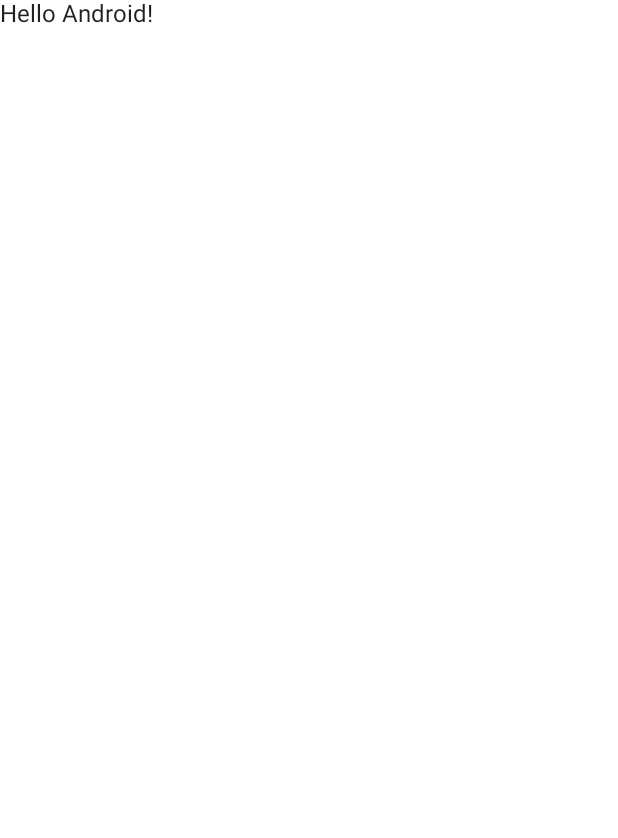
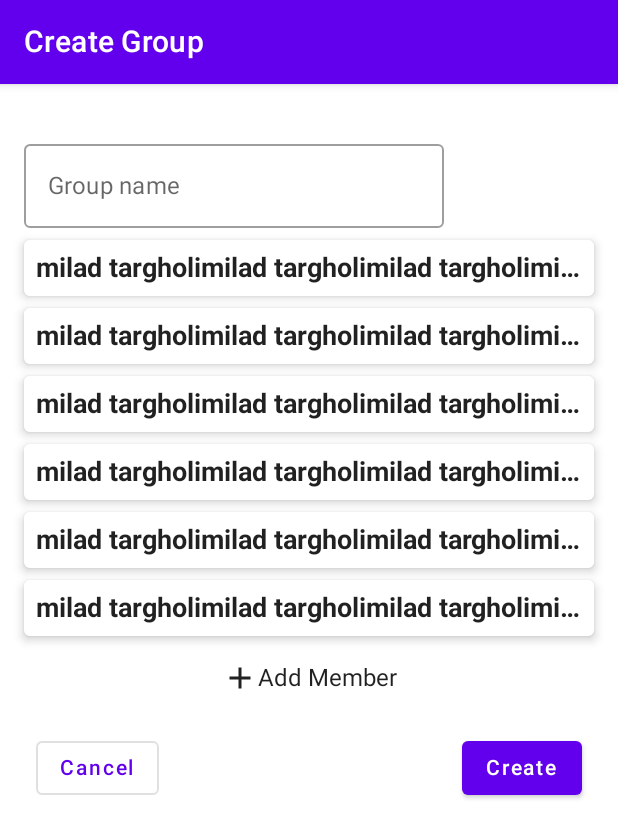
Before and after one commit to cloner93/Go-Dutch, an Android app built with Jetpack Compose: the screen it shows after launch (MainActivity), on a phone screen of 412 x 824 dp. Before the commit the part shown is almost empty. Shown: the top 838 px of the screen. Run offline under Robolectric (Android 15) with nearby library versions, the phone set to English and light mode, and no system bars.

Commit message:
add CreateGroupScreen.

```diff
--- a/app/src/main/java/com/milad/go_dutch/MainActivity.kt
+++ b/app/src/main/java/com/milad/go_dutch/MainActivity.kt
@@ -6,11 +6,9 @@ import androidx.activity.compose.setContent
 import androidx.compose.foundation.layout.fillMaxSize
 import androidx.compose.material.MaterialTheme
 import androidx.compose.material.Surface
-import androidx.compose.material.Text
-import androidx.compose.runtime.Composable
 import androidx.compose.ui.Modifier
-import androidx.compose.ui.tooling.preview.Preview
 import com.milad.go_dutch.ui.theme.GoDutchTheme
+import com.milad.go_dutch.view.CreateGroupScreen
 
 class MainActivity : ComponentActivity() {
     override fun onCreate(savedInstanceState: Bundle?) {
@@ -22,22 +20,9 @@ class MainActivity : ComponentActivity() {
                     modifier = Modifier.fillMaxSize(),
                     color = MaterialTheme.colors.background
                 ) {
-                    Greeting("Android")
+                    CreateGroupScreen()
                 }
             }
         }
     }
 }
-
-@Composable
-fun Greeting(name: String) {
-    Text(text = "Hello $name!")
-}
-
-@Preview(showBackground = true)
-@Composable
-fun DefaultPreview() {
-    GoDutchTheme {
-        Greeting("Android")
-    }
-}
--- /dev/null
+++ b/app/src/main/java/com/milad/go_dutch/view/CreateGroupScrean.kt
@@ -0,0 +1,124 @@
+package com.milad.go_dutch.view
+
+import androidx.compose.foundation.layout.*
+import androidx.compose.foundation.lazy.LazyColumn
+import androidx.compose.foundation.lazy.LazyListState
+import androidx.compose.foundation.lazy.items
+import androidx.compose.foundation.lazy.rememberLazyListState
+import androidx.compose.foundation.text.KeyboardOptions
+import androidx.compose.material.*
+import androidx.compose.material.icons.Icons
+import androidx.compose.material.icons.filled.Add
+import androidx.compose.runtime.*
+import androidx.compose.ui.Alignment
+import androidx.compose.ui.Modifier
+import androidx.compose.ui.text.font.FontWeight
+import androidx.compose.ui.text.input.KeyboardType
+import androidx.compose.ui.text.input.TextFieldValue
+import androidx.compose.ui.text.style.TextAlign
+import androidx.compose.ui.text.style.TextOverflow
+import androidx.compose.ui.tooling.preview.Preview
+import androidx.compose.ui.unit.dp
+import androidx.compose.ui.unit.sp
+
+@Composable
+fun CreateGroupScreen() {
+    val lazyListState = rememberLazyListState()
+
+    Scaffold(
+        topBar = { TopAppBar("Create Group") },
+        content = CreateGroupContent(lazyListState)
+    )
+}
+
+@Preview
+@Composable
+fun createGroupsPreview() {
+    CreateGroupScreen()
+}
+
+@Composable
+private fun CreateGroupContent(
+    lazyListState: LazyListState
+): @Composable (PaddingValues) -> Unit =
+    {
+        var text by remember { mutableStateOf(TextFieldValue("")) }
+        val listOfMember = listOf<String>(
+            "milad targholi",
+            "milad targholi",
+            "milad targholi",
+            "milad targholi",
+            "milad targholi",
+            "milad targholi"
+        )
+
+        LazyColumn(
+            verticalArrangement = Arrangement.spacedBy(8.dp),
+            contentPadding = PaddingValues(horizontal = 16.dp, vertical = 32.dp),
+            state = lazyListState,
+            modifier = Modifier
+                .fillMaxHeight()
+                .fillMaxWidth()
+        ) {
+            item {
+                OutlinedTextField(
+                    value = text,
+                    onValueChange = { value -> text = value },
+                    label = { Text(text = "Group name") },
+                    placeholder = { Text(text = "Enter your group name.") },
+                    keyboardOptions = KeyboardOptions(keyboardType = KeyboardType.Text)
+                )
+            }
+            items(listOfMember) {
+                listItem(it)
+            }
+            item {
+                Row(
+
+                    verticalAlignment = Alignment.CenterVertically,
+                    horizontalArrangement = Arrangement.Center,
+                    modifier = Modifier
+                        .fillMaxWidth()
+                        .padding(8.dp)
+                ) {
+                    Icon(imageVector = Icons.Default.Add, contentDescription = null)
+                    Text(text = "Add Member")
+                }
+            }
+            item {
+                Row(
+                    verticalAlignment = Alignment.CenterVertically,
+                    horizontalArrangement = Arrangement.SpaceBetween,
+                    modifier = Modifier
+                        .fillMaxWidth()
+                        .padding(8.dp)
+                ) {
+                    OutlinedButton(onClick = { /*TODO*/ }) {
+                        Text("Cancel")
+                    }
+                    Button(onClick = { /*TODO*/ }) {
+                        Text("Create")
+                    }
+                }
+            }
+        }
+    }
+
+@Composable
+private fun listItem(it: String) {
+    Card(
+        modifier = Modifier.fillMaxWidth(),
+        elevation = 4.dp
+    ) {
+        Row(Modifier.padding(8.dp)) {
+            Text(
+                text = it.repeat(10),
+                textAlign = TextAlign.Start,
+                fontSize = 18.sp,
+                fontWeight = FontWeight.Bold,
+                maxLines = 1,
+                overflow = TextOverflow.Ellipsis
+            )
+        }
+    }
+}
```
